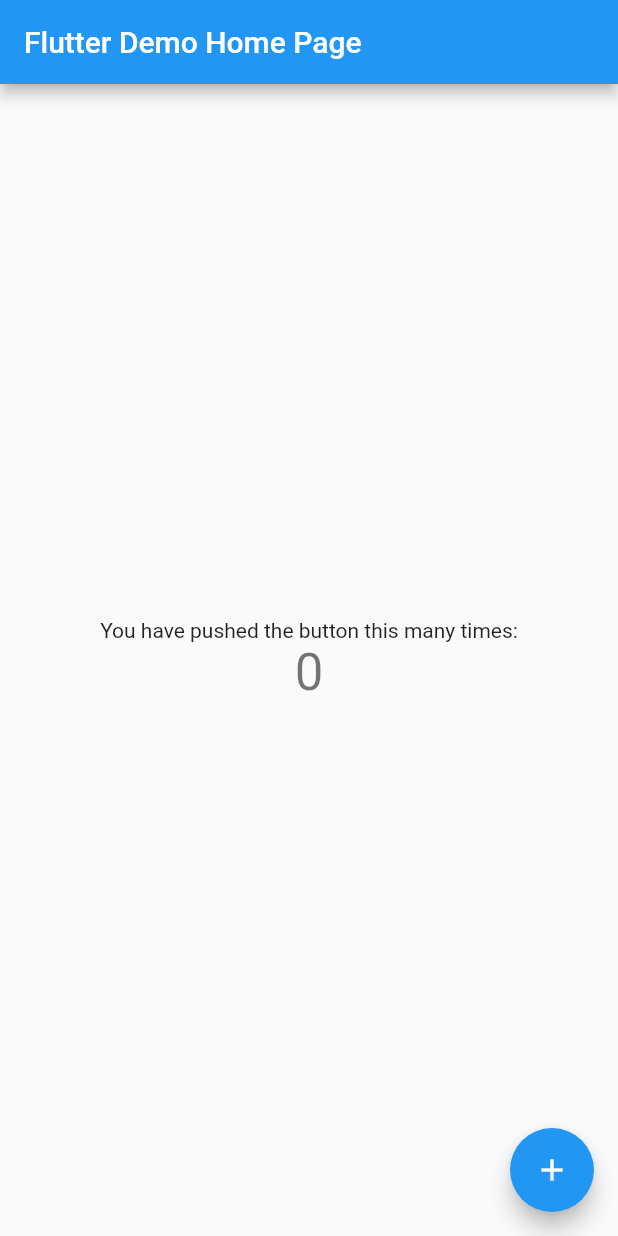
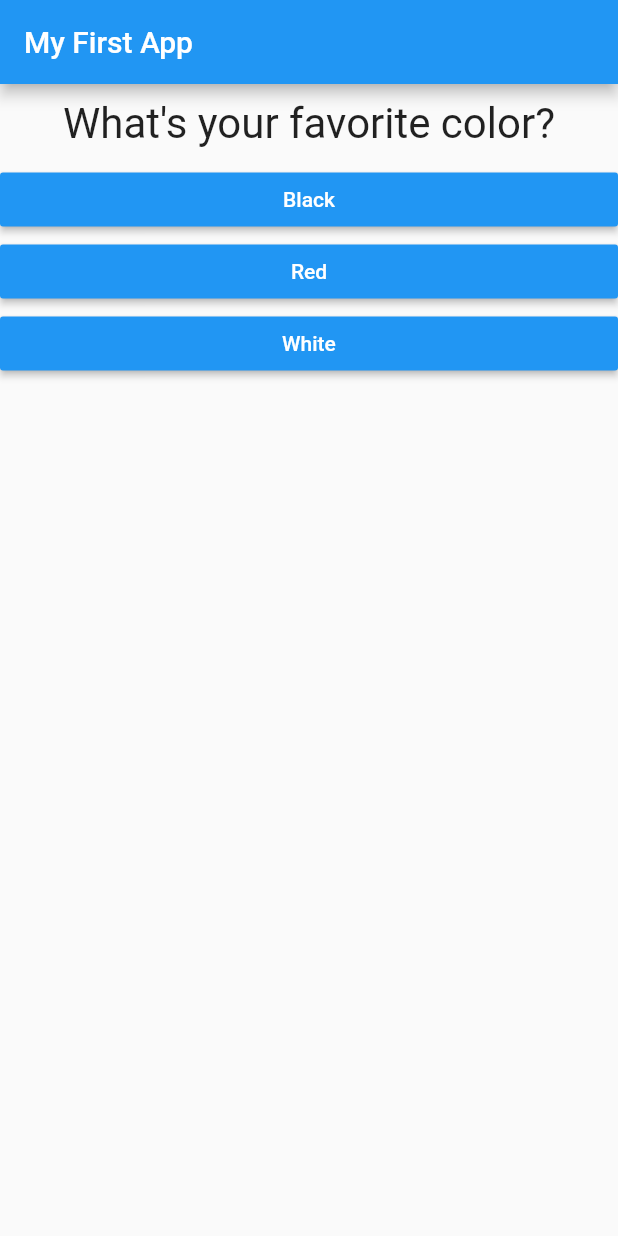
Before and after one commit to Pachj/flutter-course, a Flutter app: the screen it shows after launch, on a phone screen of 412 x 824 dp. Run offline on Flutter 3.47's test engine with Material 2 defaults, Android fonts, the phone set to English and light mode, and no system bars.

Commit message:
code save, chapter 2, part 54

```diff
--- /dev/null
+++ b/flutter_complete_guide/lib/answer.dart
@@ -0,0 +1,21 @@
+import 'package:flutter/material.dart';
+
+class Answer extends StatelessWidget {
+  final Function selectHandler;
+  final String answerText;
+
+  Answer(this.selectHandler, this.answerText);
+
+  @override
+  Widget build(BuildContext context) {
+    return Container(
+      width: double.infinity,
+      child: RaisedButton(
+        color: Colors.blue,
+        textColor: Colors.white,
+        child: Text(answerText),
+        onPressed: selectHandler,
+      ),
+    );
+  }
+}
--- a/flutter_complete_guide/lib/main.dart
+++ b/flutter_complete_guide/lib/main.dart
@@ -1,113 +1,70 @@
 import 'package:flutter/material.dart';
+import 'package:flutter_complete_guide/quiz.dart';
+import 'package:flutter_complete_guide/result.dart';
 
-void main() {
-  runApp(MyApp());
-}
+import './quiz.dart';
+import './result.dart';
 
-class MyApp extends StatelessWidget {
-  // This widget is the root of your application.
+void main() => runApp(MyApp());
+
+class MyApp extends StatefulWidget {
   @override
-  Widget build(BuildContext context) {
-    return MaterialApp(
-      title: 'Flutter Demo',
-      theme: ThemeData(
-        // This is the theme of your application.
-        //
-        // Try running your application with "flutter run". You'll see the
-        // application has a blue toolbar. Then, without quitting the app, try
-        // changing the primarySwatch below to Colors.green and then invoke
-        // "hot reload" (press "r" in the console where you ran "flutter run",
-        // or simply save your changes to "hot reload" in a Flutter IDE).
-        // Notice that the counter didn't reset back to zero; the application
-        // is not restarted.
-        primarySwatch: Colors.blue,
-      ),
-      home: MyHomePage(title: 'Flutter Demo Home Page'),
-    );
+  State<StatefulWidget> createState() {
+    return _MyAppState();
   }
 }
 
-class MyHomePage extends StatefulWidget {
-  MyHomePage({Key key, this.title}) : super(key: key);
+class _MyAppState extends State<MyApp> {
+  // is a map
+  // const --> changes never except is has a new adress, a new object, final --> never changes on runtime
+  final _questions = const [
+    {
+      'questionText': 'What\'s your favorite color?',
+      'answers': [
+        {'text': 'Black', 'score': 10},
+        {'text': 'Red', 'score': 5},
+        {'text': 'White', 'score': 1}
+      ],
+    },
+    {
+      'questionText': 'What\'s your favorite animal?',
+      'answers': [
+        {'text': 'Dog', 'score': 10},
+        {'text': 'Cat', 'score': 5},
+        {'text': 'Cow', 'score': 1}
+      ],
+    },
+  ];
 
-  // This widget is the home page of your application. It is stateful, meaning
-  // that it has a State object (defined below) that contains fields that affect
-  // how it looks.
+  var _questionIndex = 0;
+  var _totalScore = 0;
 
-  // This class is the configuration for the state. It holds the values (in this
-  // case the title) provided by the parent (in this case the App widget) and
-  // used by the build method of the State. Fields in a Widget subclass are
-  // always marked "final".
+  void _answerQuestion(int score) {
+    _totalScore += score;
 
-  final String title;
-
-  @override
-  _MyHomePageState createState() => _MyHomePageState();
-}
-
-class _MyHomePageState extends State<MyHomePage> {
-  int _counter = 0;
-
-  void _incrementCounter() {
-    setState(() {
-      // This call to setState tells the Flutter framework that something has
-      // changed in this State, which causes it to rerun the build method below
-      // so that the display can reflect the updated values. If we changed
-      // _counter without calling setState(), then the build method would not be
-      // called again, and so nothing would appear to happen.
-      _counter++;
-    });
+    setState(
+      () {
+        _questionIndex = _questionIndex + 1;
+      },
+    );
+    print(_questionIndex);
   }
 
   @override
   Widget build(BuildContext context) {
-    // This method is rerun every time setState is called, for instance as done
-    // by the _incrementCounter method above.
-    //
-    // The Flutter framework has been optimized to make rerunning build methods
-    // fast, so that you can just rebuild anything that needs updating rather
-    // than having to individually change instances of widgets.
-    return Scaffold(
-      appBar: AppBar(
-        // Here we take the value from the MyHomePage object that was created by
-        // the App.build method, and use it to set our appbar title.
-        title: Text(widget.title),
+    return MaterialApp(
+      home: Scaffold(
+        appBar: AppBar(
+          title: Text('My First App'),
+        ),
+        body: _questionIndex < _questions.length
+            ? Quiz(
+                answerQuestion: _answerQuestion,
+                questionIndex: _questionIndex,
+                questions: _questions,
+              )
+            : Result(),
       ),
-      body: Center(
-        // Center is a layout widget. It takes a single child and positions it
-        // in the middle of the parent.
-        child: Column(
-          // Column is also a layout widget. It takes a list of children and
-          // arranges them vertically. By default, it sizes itself to fit its
-          // children horizontally, and tries to be as tall as its parent.
-          //
-          // Invoke "debug painting" (press "p" in the console, choose the
-          // "Toggle Debug Paint" action from the Flutter Inspector in Android
-          // Studio, or the "Toggle Debug Paint" command in Visual Studio Code)
-          // to see the wireframe for each widget.
-          //
-          // Column has various properties to control how it sizes itself and
-          // how it positions its children. Here we use mainAxisAlignment to
-          // center the children vertically; the main axis here is the vertical
-          // axis because Columns are vertical (the cross axis would be
-          // horizontal).
-          mainAxisAlignment: MainAxisAlignment.center,
-          children: <Widget>[
-            Text(
-              'You have pushed the button this many times:',
-            ),
-            Text(
-              '$_counter',
-              style: Theme.of(context).textTheme.headline4,
-            ),
-          ],
-        ),
-      ),
-      floatingActionButton: FloatingActionButton(
-        onPressed: _incrementCounter,
-        tooltip: 'Increment',
-        child: Icon(Icons.add),
-      ), // This trailing comma makes auto-formatting nicer for build methods.
     );
   }
 }
--- /dev/null
+++ b/flutter_complete_guide/lib/question.dart
@@ -0,0 +1,23 @@
+import 'package:flutter/material.dart';
+
+class Question extends StatelessWidget {
+  final String questionText;
+
+  // Constructor (positional argument)
+  Question(this.questionText);
+
+  @override
+  Widget build(BuildContext context) {
+    return Container(
+      // takes as much space as possible (the screen width)
+      width: double.infinity,
+      margin: EdgeInsets.all(10),
+      child: Text(
+        questionText,
+        style: TextStyle(fontSize: 28),
+        // TextAlign. --> Enum
+        textAlign: TextAlign.center,
+      ),
+    );
+  }
+}
--- /dev/null
+++ b/flutter_complete_guide/lib/quiz.dart
@@ -0,0 +1,34 @@
+import 'package:flutter/material.dart';
+import './question.dart';
+import './answer.dart';
+
+class Quiz extends StatelessWidget {
+  final List<Map<String, Object>> questions;
+  final int questionIndex;
+  final Function answerQuestion;
+
+  Quiz({
+    @required this.questions,
+    @required this.answerQuestion,
+    @required this.questionIndex,
+  });
+
+  @override
+  Widget build(BuildContext context) {
+    return Column(
+      children: [
+        Question(
+          questions[questionIndex]['questionText'],
+        ),
+        // () around questions --> as List<String> says dart, that this is is a List
+        // spread operator to have individual items in the children list
+        ...(questions[questionIndex]['answers'] as List<Map<String, Object>>)
+            .map(
+              (answer) =>
+                  Answer(() => answerQuestion(answer['score']), answer['text']),
+            )
+            .toList()
+      ],
+    );
+  }
+}
--- /dev/null
+++ b/flutter_complete_guide/lib/result.dart
@@ -0,0 +1,10 @@
+import 'package:flutter/material.dart';
+
+class Result extends StatelessWidget {
+  @override
+  Widget build(BuildContext context) {
+    return Center(
+      child: Text('You did it!'),
+    );
+  }
+}
```
